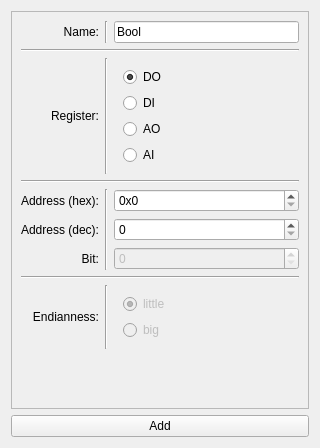
Above: ui/set_values_add_bool.ui from SHMModbus/shm_modbus_gui before the change. Below: the same form after it.
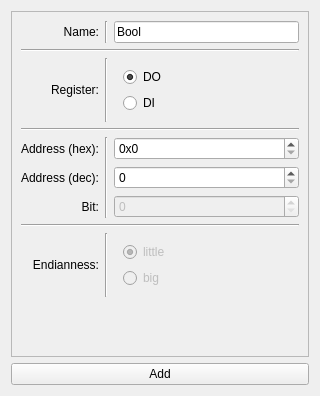
That is the form after the change.

Commit message: SetValues basic ui logic

The edit to the form file:
```diff
--- a/ui/set_values_add_bool.ui
+++ b/ui/set_values_add_bool.ui
@@ -7,7 +7,7 @@
     <x>0</x>
     <y>0</y>
     <width>320</width>
-    <height>448</height>
+    <height>396</height>
    </rect>
   </property>
   <property name="minimumSize">
@@ -31,7 +31,7 @@
         <x>0</x>
         <y>0</y>
         <width>304</width>
-        <height>392</height>
+        <height>340</height>
        </rect>
       </property>
       <layout class="QGridLayout" name="gridLayout">
@@ -89,20 +89,6 @@
             </property>
            </widget>
           </item>
-          <item>
-           <widget class="QRadioButton" name="reg_AO">
-            <property name="text">
-             <string>AO</string>
-            </property>
-           </widget>
-          </item>
-          <item>
-           <widget class="QRadioButton" name="reg_AI">
-            <property name="text">
-             <string>AI</string>
-            </property>
-           </widget>
-          </item>
          </layout>
         </widget>
        </item>
```
The commit also changes 6 other files.
